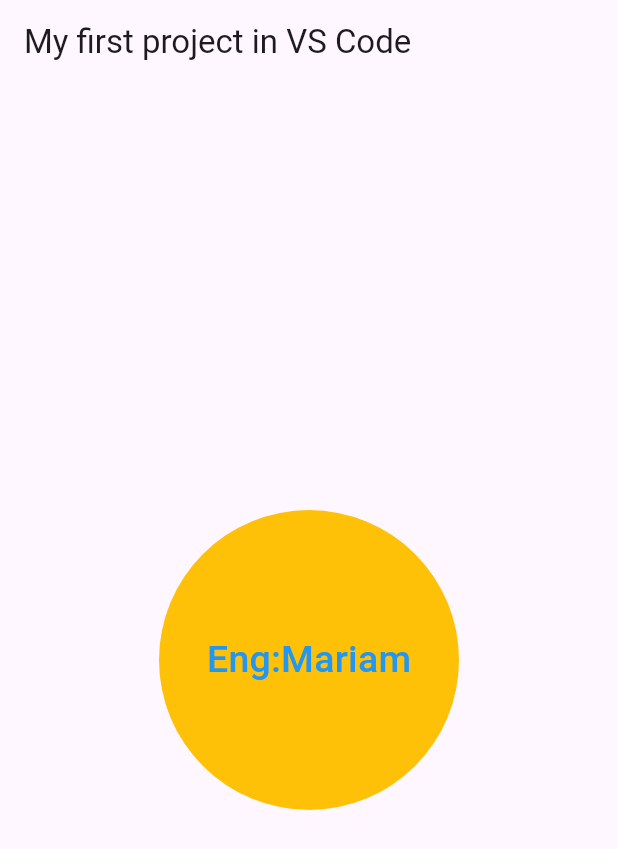
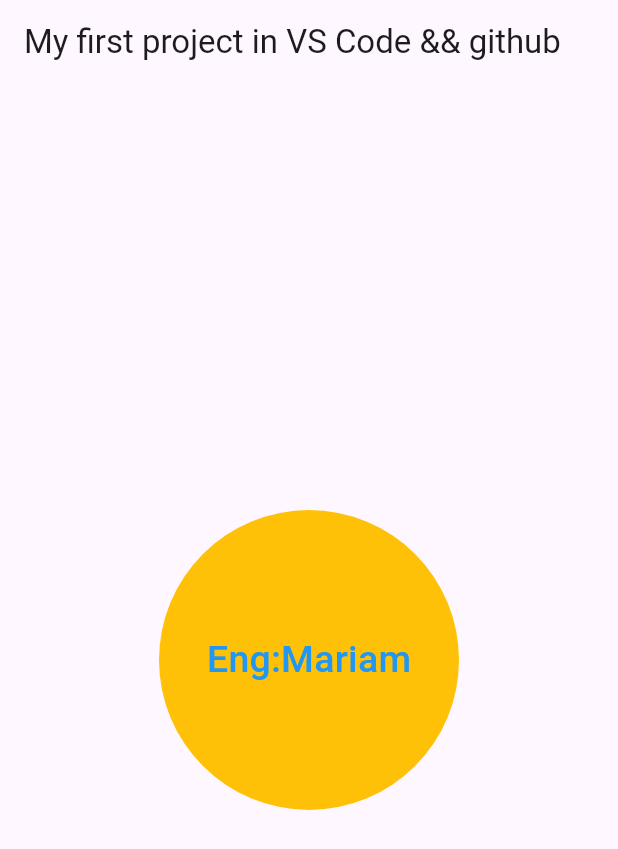
Before and after one commit to mariam280/testProjects, a Flutter app: the screen it shows after launch, on a phone screen of 412 x 824 dp. Shown: the top 849 px of the screen. Run offline on Flutter 3.47's test engine with Material 3 defaults, Android fonts, the phone set to English and light mode, and no system bars; our stand-ins replace device_preview.

Commit message:
change address

```diff
--- a/lib/main.dart
+++ b/lib/main.dart
@@ -22,7 +22,7 @@ class MyWidget extends StatelessWidget {
       builder: DevicePreview.appBuilder,
       home: Scaffold(
         appBar: AppBar(
-          title: const Text('My first project in VS Code'),
+          title: const Text('My first project in VS Code && github'),
         ),
         body: const Center(
           child: CircleAvatar(
```
